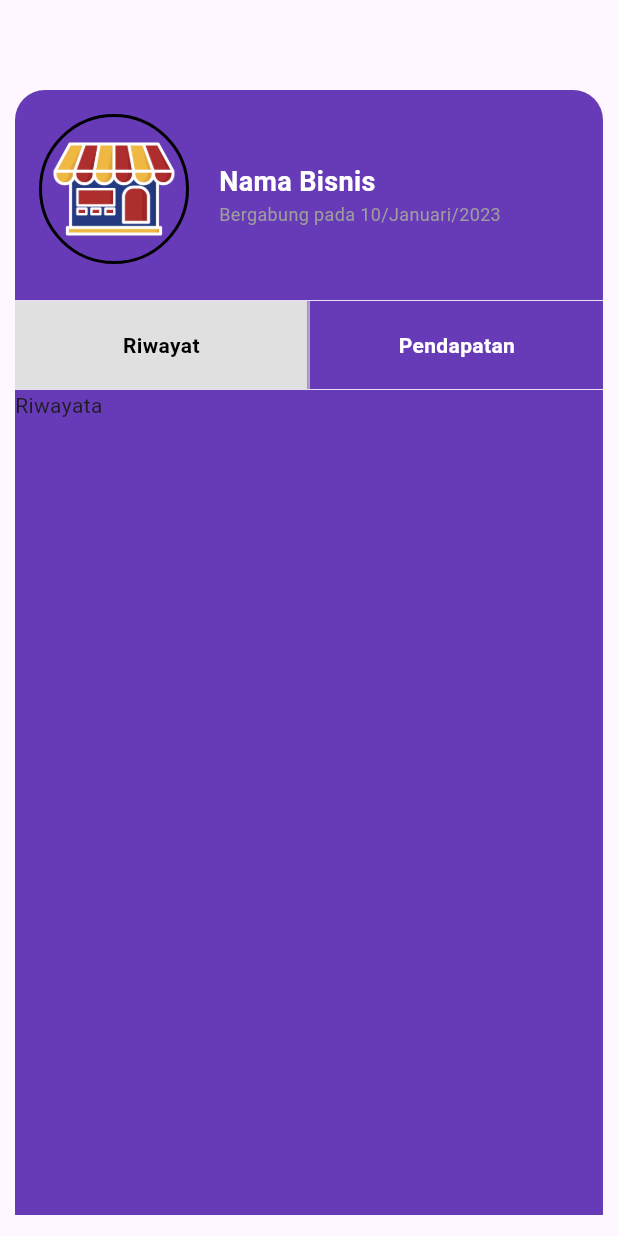
After one commit to txnu/KedaiPOS-Mobile, a Flutter app: the SettingsView screen opened directly, on a phone screen of 412 x 824 dp. The commit adds this screen. Run offline on Flutter 3.47's test engine with Material 3 defaults, Android fonts, the phone set to English and light mode, and no system bars.

Commit message:
add setting & components

```diff
--- /dev/null
+++ b/lib/components/cards/profile_card.dart
@@ -0,0 +1,62 @@
+import 'package:flutter/material.dart';
+
+class ProfileCard extends StatelessWidget {
+  final String namabisnis;
+  final String tanggalbergabung;
+  const ProfileCard({
+    super.key,
+    required this.namabisnis,
+    required this.tanggalbergabung,
+  });
+
+  @override
+  Widget build(BuildContext context) {
+    return Container(
+      width: double.infinity,
+      padding: const EdgeInsets.all(16.0),
+      height: 140,
+      decoration: const BoxDecoration(
+        color: Colors.deepPurple,
+        borderRadius: BorderRadius.only(
+            topLeft: Radius.circular(20), topRight: Radius.circular(20)),
+      ),
+      child: Row(
+        crossAxisAlignment: CrossAxisAlignment.start,
+        children: [
+          Container(
+            height: 100,
+            width: 100,
+            decoration: BoxDecoration(
+              border: Border.all(width: 2),
+              borderRadius: BorderRadius.circular(50),
+            ),
+            child: Image.asset(
+              "assets/images/warung.png",
+              fit: BoxFit.cover,
+            ),
+          ),
+          const SizedBox(
+            width: 20,
+          ),
+          Column(
+            crossAxisAlignment: CrossAxisAlignment.start,
+            mainAxisAlignment: MainAxisAlignment.center,
+            children: [
+              Text(
+                namabisnis,
+                style: const TextStyle(
+                    fontSize: 18,
+                    fontWeight: FontWeight.bold,
+                    color: Colors.white),
+              ),
+              Text(
+                tanggalbergabung,
+                style: const TextStyle(fontSize: 12, color: Colors.grey),
+              ),
+            ],
+          ),
+        ],
+      ),
+    );
+  }
+}
--- /dev/null
+++ b/lib/components/contains/riwayat_content.dart
@@ -0,0 +1,28 @@
+import 'package:flutter/material.dart';
+
+class RiwayatContent extends StatefulWidget {
+  const RiwayatContent({super.key});
+
+  @override
+  State<RiwayatContent> createState() => _RiwayatContentState();
+}
+
+class _RiwayatContentState extends State<RiwayatContent> {
+  @override
+  Widget build(BuildContext context) {
+    return Scaffold(
+      backgroundColor: Colors.deepPurple,
+      body: SingleChildScrollView(
+        child: Container(
+          decoration: const BoxDecoration(
+            borderRadius: BorderRadius.only(
+              bottomLeft: Radius.circular(20),
+              bottomRight: Radius.circular(20),
+            ),
+          ),
+          child: Text("Riwayata"),
+        ),
+      ),
+    );
+  }
+}
--- /dev/null
+++ b/lib/components/contains/setting_content.dart
@@ -0,0 +1,32 @@
+import 'package:flutter/material.dart';
+import 'package:kedaipos_mobile/components/contains/pendapatan_content.dart';
+import 'package:kedaipos_mobile/components/contains/riwayat_content.dart';
+
+class SettingContent extends StatelessWidget {
+  final String selectedTab;
+  const SettingContent({
+    super.key,
+    required this.selectedTab,
+  });
+
+  @override
+  Widget build(BuildContext context) {
+    return SingleChildScrollView(
+      child: Container(
+        height: 550,
+        // color: Colors.deepPurple,
+        decoration: BoxDecoration(
+          color: Colors.grey[400],
+          borderRadius: const BorderRadius.only(
+            bottomLeft: Radius.circular(20),
+            bottomRight: Radius.circular(20),
+          ),
+        ),
+        child: Center(
+          child:
+              selectedTab == 'Riwayat' ? RiwayatContent() : PendapatanContent(),
+        ),
+      ),
+    );
+  }
+}
--- /dev/null
+++ b/lib/components/navbar/navbar_profile.dart
@@ -0,0 +1,75 @@
+import 'package:flutter/material.dart';
+
+class NavbarProfile extends StatelessWidget {
+  final String selectedTab;
+  final Function(String) onTabChange;
+
+  const NavbarProfile({
+    super.key,
+    required this.selectedTab,
+    required this.onTabChange,
+  });
+
+  @override
+  Widget build(BuildContext context) {
+    return Container(
+      height: 60,
+      decoration: const BoxDecoration(
+          color: Colors.deepPurple,
+          border: Border.symmetric(
+              horizontal: BorderSide(width: 0.5, color: Colors.white))),
+      child: Row(
+        mainAxisAlignment: MainAxisAlignment.spaceEvenly,
+        children: [
+          Expanded(
+            child: InkWell(
+              onTap: () => onTabChange('Riwayat'),
+              child: Container(
+                alignment: Alignment.center,
+                decoration: BoxDecoration(
+                  color: selectedTab == 'Riwayat'
+                      ? Colors.grey[300]
+                      : Colors.transparent,
+                ),
+                child: Text(
+                  "Riwayat",
+                  style: TextStyle(
+                      color: selectedTab == 'Riwayat'
+                          ? Colors.black
+                          : Colors.white,
+                      fontSize: 14,
+                      fontWeight: FontWeight.bold),
+                ),
+              ),
+            ),
+          ),
+          const VerticalDivider(
+            width: 2,
+          ),
+          Expanded(
+            child: InkWell(
+              onTap: () => onTabChange('Pendapatan'),
+              child: Container(
+                alignment: Alignment.center,
+                decoration: BoxDecoration(
+                  color: selectedTab == 'Pendapatan'
+                      ? Colors.grey[300]
+                      : Colors.transparent,
+                ),
+                child: Text(
+                  "Pendapatan",
+                  style: TextStyle(
+                      color: selectedTab == 'Pendapatan'
+                          ? Colors.black
+                          : Colors.white,
+                      fontSize: 14,
+                      fontWeight: FontWeight.bold),
+                ),
+              ),
+            ),
+          ),
+        ],
+      ),
+    );
+  }
+}
--- a/lib/view/settings.dart
+++ b/lib/view/settings.dart
@@ -1,4 +1,9 @@
+// ignore_for_file: prefer_const_constructors
+
 import 'package:flutter/material.dart';
+import 'package:kedaipos_mobile/components/cards/profile_card.dart';
+import 'package:kedaipos_mobile/components/contains/setting_content.dart';
+import 'package:kedaipos_mobile/components/navbar/navbar_profile.dart';
 
 class SettingsView extends StatefulWidget {
   const SettingsView({super.key});
@@ -8,11 +13,36 @@ class SettingsView extends StatefulWidget {
 }
 
 class _SettingsViewState extends State<SettingsView> {
+  String _selectedTab = 'Riwayat';
+
+  void _updateTab(String tab) {
+    setState(() {
+      _selectedTab = tab;
+    });
+  }
+
   @override
   Widget build(BuildContext context) {
-    return const Scaffold(
-      body: Center(
-        child: Text("Ini adalah halaman Pengaturan"),
+    return Scaffold(
+      body: SingleChildScrollView(
+        child: Container(
+          padding: const EdgeInsets.only(top: 60, left: 10, right: 10),
+          // margin: const EdgeInsets.symmetric(horizontal: 10, vertical: 20),
+          child: Column(
+            children: [
+              ProfileCard(
+                  namabisnis: 'Nama Bisnis',
+                  tanggalbergabung: 'Bergabung pada 10/Januari/2023'),
+              NavbarProfile(
+                selectedTab: _selectedTab,
+                onTabChange: _updateTab,
+              ),
+              SettingContent(
+                selectedTab: _selectedTab,
+              )
+            ],
+          ),
+        ),
       ),
     );
   }
```
Also changed, not shown: lib/components/buttons/button_add.dart (added, +19 -0 lines), lib/components/contains/pendapatan_content.dart (added, +28 -0 lines), lib/components/forms/productForm.dart (added, +15 -0 lines), lib/view/auth/login.dart (+64 -7 lines), lib/view/auth/register.dart (+160 -0 lines), lib/view/product.dart (+22 -1 lines), assets/images/KedaiProgrammer.png (added).
